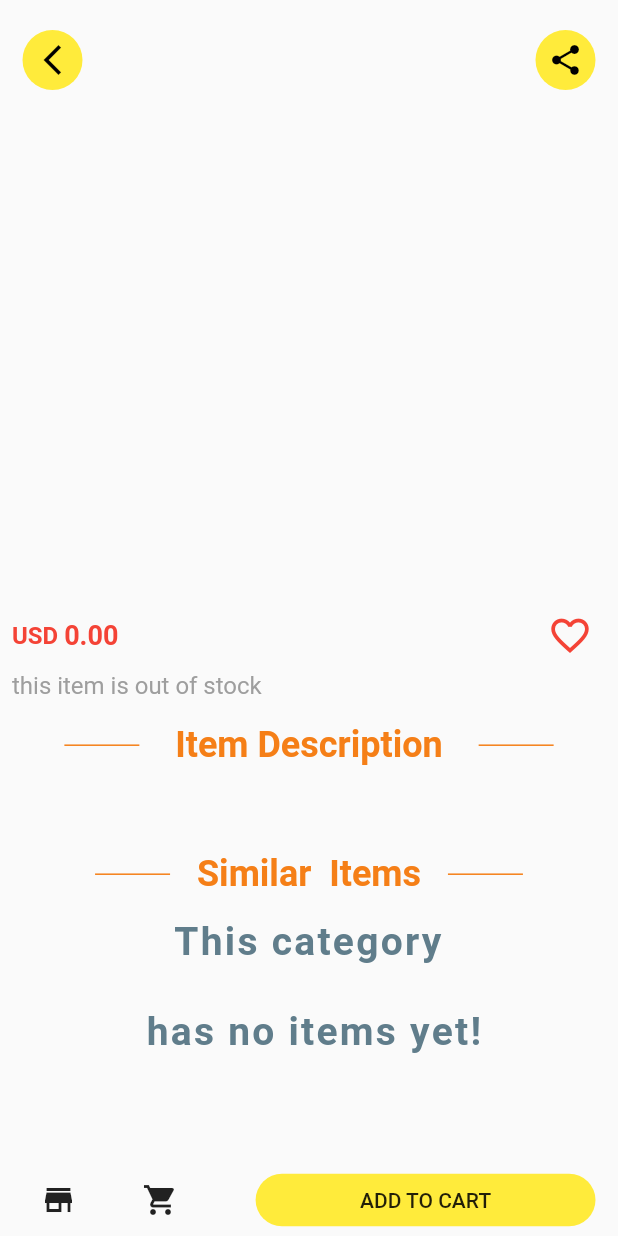
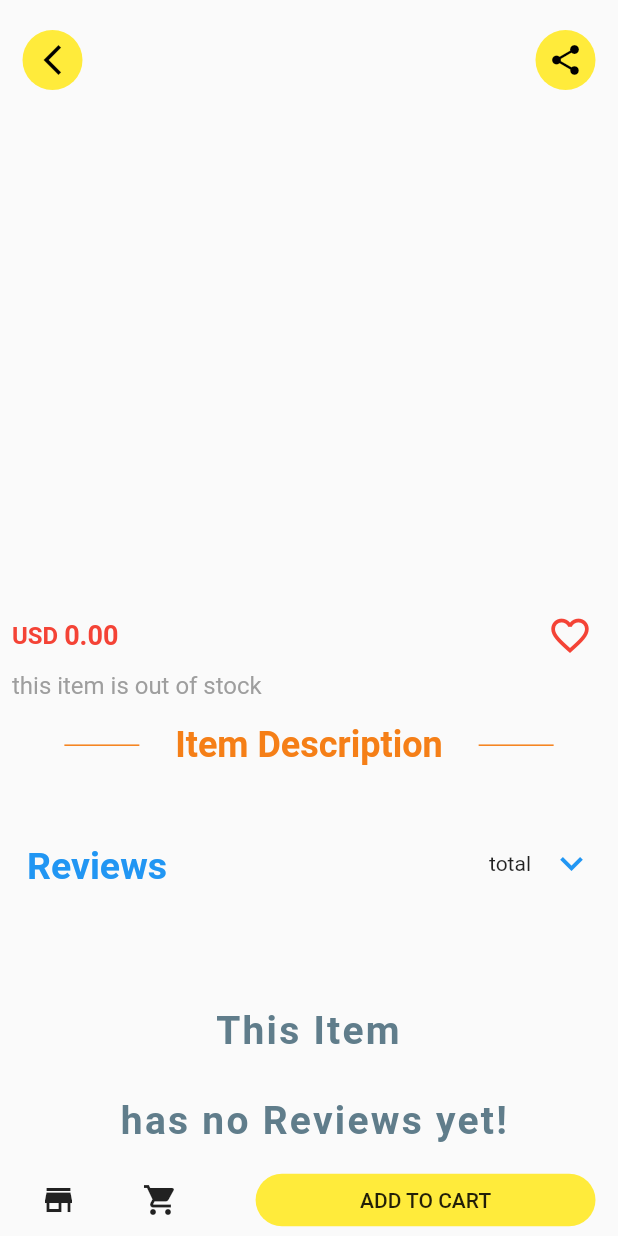
Before and after one commit to mrw16/Multi-Store-App, a Flutter app: the ProductDetailsScreen screen opened directly with empty values, on a phone screen of 412 x 824 dp. Run offline on Flutter 3.47's test engine with Material 2 defaults, Android fonts, the phone set to English and light mode, and no system bars; drawn by our look-alikes of badges, expandable; our stand-ins replace animated_text_kit, cloud_firestore, firebase_auth, firebase_core, firebase_storage, flutter_datetime_picker and 6 more; missing offline and left inert: flutter_stripe, staggered_grid_view_flutter; accounts and stored records are empty; network calls fail; Roboto replaces fonts that are missing (Acme).

Commit message:
Add Rate, unsolve average

```diff
--- a/lib/minor_screens/product_detail.dart
+++ b/lib/minor_screens/product_detail.dart
@@ -16,6 +16,7 @@ import 'package:staggered_grid_view_flutter/widgets/staggered_grid_view.dart';
 import 'package:staggered_grid_view_flutter/widgets/staggered_tile.dart';
 import 'package:collection/collection.dart';
 import 'package:badges/badges.dart';
+import 'package:expandable/expandable.dart';
 
 class ProductDetailsScreen extends StatefulWidget {
   final dynamic proList;
@@ -30,6 +31,12 @@ class _ProductDetailsScreenState extends State<ProductDetailsScreen> {
       .collection('products')
       .where('maincateg', isEqualTo: widget.proList['maincateg'])
       .where('subcateg', isEqualTo: widget.proList['subcateg'])
+      .snapshots();
+
+  late final Stream<QuerySnapshot> reviewsStream = FirebaseFirestore.instance
+      .collection('products')
+      .doc(widget.proList['proid'])
+      .collection('reviews')
       .snapshots();
 
   late var existingItemWishlist = context
@@ -249,6 +256,22 @@ class _ProductDetailsScreenState extends State<ProductDetailsScreen> {
                             color: Colors.grey.shade800,
                           ),
                         ),
+                        Stack(
+                          children: [
+                            Positioned(
+                              right: 50,
+                              top: 15,
+                              child: Text('total'),
+                            ),
+                            ExpandableTheme(
+                              data: const ExpandableThemeData(
+                                iconColor: Colors.blue,
+                                iconSize: 30,
+                              ),
+                              child: reviews(reviewsStream),
+                            ),
+                          ],
+                        ),
                         const ProDetailsHeader(
                           label: '   Similar  Items   ',
                         ),
@@ -441,3 +464,86 @@ class ProDetailsHeader extends StatelessWidget {
     );
   }
 }
+
+Widget reviews(var reviewsStream) {
+  return ExpandablePanel(
+    header: const Padding(
+      padding: EdgeInsets.all(10),
+      child: Text(
+        'Reviews',
+        style: TextStyle(
+          fontSize: 25,
+          fontWeight: FontWeight.bold,
+          color: Colors.blue,
+        ),
+      ),
+    ),
+    collapsed: SizedBox(
+      height: 230,
+      child: reviewsAll(reviewsStream),
+    ),
+    expanded: reviewsAll(reviewsStream),
+  );
+}
+
+Widget reviewsAll(var reviewsStream) {
+  return StreamBuilder<QuerySnapshot>(
+    stream: reviewsStream,
+    builder: (BuildContext context, AsyncSnapshot<QuerySnapshot> snapshot2) {
+      if (snapshot2.hasError) {
+        return const Text('Something went wrong');
+      }
+
+      if (snapshot2.connectionState == ConnectionState.waiting) {
+        return const Center(
+          child: CircularProgressIndicator(),
+        );
+      }
+
+      if (snapshot2.data!.docs.isEmpty) {
+        return Center(
+          child: Text(
+            'This Item \n\n has no Reviews yet!',
+            style: GoogleFonts.acme(
+              fontSize: 26,
+              color: Colors.blueGrey,
+              fontWeight: FontWeight.bold,
+              letterSpacing: 1.5,
+            ),
+            textAlign: TextAlign.center,
+          ),
+        );
+      }
+
+      return ListView.builder(
+        physics: const NeverScrollableScrollPhysics(),
+        shrinkWrap: true,
+        itemCount: snapshot2.data!.docs.length,
+        itemBuilder: (context, index) {
+          return ListTile(
+            leading: CircleAvatar(
+              backgroundImage:
+                  NetworkImage(snapshot2.data!.docs[index]['profileimage']),
+            ),
+            title: Row(
+              mainAxisAlignment: MainAxisAlignment.spaceBetween,
+              children: [
+                Text(snapshot2.data!.docs[index]['name']),
+                Row(
+                  children: [
+                    Text(snapshot2.data!.docs[index]['rate'].toString()),
+                    const Icon(
+                      Icons.star,
+                      color: Colors.amber,
+                    ),
+                  ],
+                ),
+              ],
+            ),
+            subtitle: Text(snapshot2.data!.docs[index]['comment']),
+          );
+        },
+      );
+    },
+  );
+}
--- a/pubspec.yaml
+++ b/pubspec.yaml
@@ -57,6 +57,7 @@ dependencies:
   flutter_stripe: ^6.0.0
   http: ^0.13.5
   flutter_rating_bar: ^4.0.1
+  expandable: ^5.0.1
 
 dev_dependencies:
   flutter_test:
```
Also changed, not shown: pubspec.lock.
